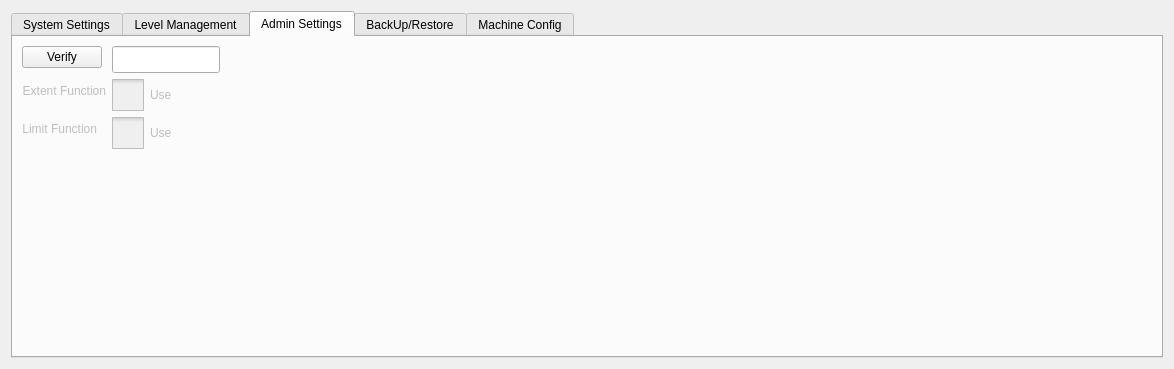
dongdong-2009/3-5AxisRobot, file hcsettings/ichcsystemsettingsframe_5.ui: the form before one commit.
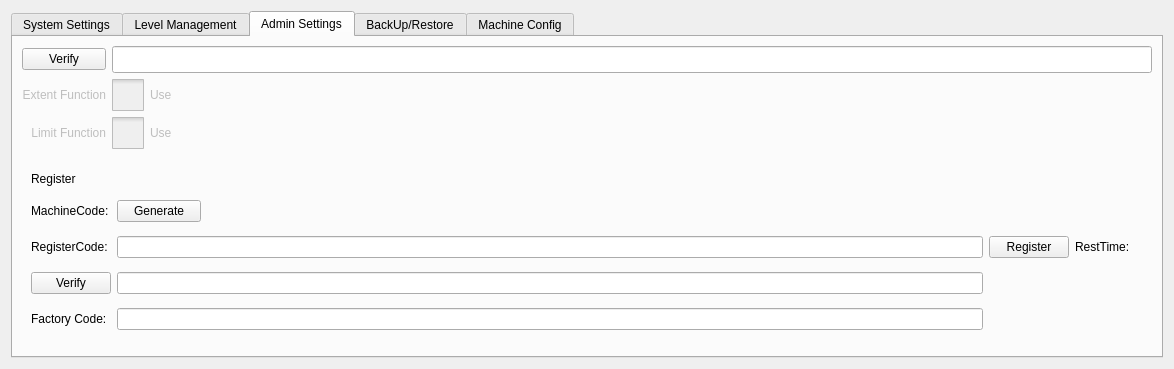
The form after the commit. The open tabs and pages were chosen to show the change. Icons and pictures are not drawn. Custom widgets are drawn as their Qt base class.

```diff
--- a/hcsettings/ichcsystemsettingsframe_5.ui
+++ b/hcsettings/ichcsystemsettingsframe_5.ui
@@ -712,10 +712,14 @@
       <attribute name="title">
        <string>Admin Settings</string>
       </attribute>
-      <layout class="QFormLayout" name="formLayout_2">
-       <property name="fieldGrowthPolicy">
-        <enum>QFormLayout::FieldsStayAtSizeHint</enum>
-       </property>
+      <layout class="QGridLayout" name="gridLayout_2">
+       <item row="0" column="0">
+        <widget class="QPushButton" name="verifyButton">
+         <property name="text">
+          <string>Verify</string>
+         </property>
+        </widget>
+       </item>
        <item row="0" column="1">
         <widget class="ICLineEditWithVirtualKeyboard" name="pwdEdit">
          <property name="enabled">
@@ -786,13 +790,6 @@
          </property>
         </widget>
        </item>
-       <item row="0" column="0">
-        <widget class="QPushButton" name="verifyButton">
-         <property name="text">
-          <string>Verify</string>
-         </property>
-        </widget>
-       </item>
        <item row="2" column="0">
         <widget class="QLabel" name="limitFunctionLabel">
          <property name="enabled">
@@ -841,6 +838,203 @@
          </property>
         </widget>
        </item>
+       <item row="3" column="0" colspan="2">
+        <widget class="QWidget" name="registerContainer" native="true">
+         <layout class="QGridLayout" name="gridLayout">
+          <item row="0" column="0">
+           <widget class="QLabel" name="label_36">
+            <property name="sizePolicy">
+             <sizepolicy hsizetype="Fixed" vsizetype="Fixed">
+              <horstretch>0</horstretch>
+              <verstretch>0</verstretch>
+             </sizepolicy>
+            </property>
+            <property name="text">
+             <string>Register</string>
+            </property>
+           </widget>
+          </item>
+          <item row="0" column="1">
+           <widget class="QLabel" name="tipLabel">
+            <property name="text">
+             <string/>
+            </property>
+           </widget>
+          </item>
+          <item row="1" column="0">
+           <widget class="QLabel" name="label_37">
+            <property name="sizePolicy">
+             <sizepolicy hsizetype="Fixed" vsizetype="Fixed">
+              <horstretch>0</horstretch>
+              <verstretch>0</verstretch>
+             </sizepolicy>
+            </property>
+            <property name="text">
+             <string>MachineCode:</string>
+            </property>
+           </widget>
+          </item>
+          <item row="1" column="1">
+           <widget class="QPushButton" name="generateBtn">
+            <property name="sizePolicy">
+             <sizepolicy hsizetype="Fixed" vsizetype="Fixed">
+              <horstretch>0</horstretch>
+              <verstretch>0</verstretch>
+             </sizepolicy>
+            </property>
+            <property name="maximumSize">
+             <size>
+              <width>84</width>
+              <height>16777215</height>
+             </size>
+            </property>
+            <property name="text">
+             <string>Generate</string>
+            </property>
+           </widget>
+          </item>
+          <item row="2" column="0">
+           <widget class="QLabel" name="label_38">
+            <property name="sizePolicy">
+             <sizepolicy hsizetype="Fixed" vsizetype="Fixed">
+              <horstretch>0</horstretch>
+              <verstretch>0</verstretch>
+             </sizepolicy>
+            </property>
+            <property name="text">
+             <string>RegisterCode:</string>
+            </property>
+           </widget>
+          </item>
+          <item row="2" column="1">
+           <widget class="ICLineEditWithVirtualNumericKeypad" name="registerCode">
+            <property name="sizePolicy">
+             <sizepolicy hsizetype="Expanding" vsizetype="Fixed">
+              <horstretch>0</horstretch>
+              <verstretch>0</verstretch>
+             </sizepolicy>
+            </property>
+           </widget>
+          </item>
+          <item row="2" column="2">
+           <widget class="QPushButton" name="registerBtn">
+            <property name="sizePolicy">
+             <sizepolicy hsizetype="Fixed" vsizetype="Fixed">
+              <horstretch>0</horstretch>
+              <verstretch>0</verstretch>
+             </sizepolicy>
+            </property>
+            <property name="minimumSize">
+             <size>
+              <width>27</width>
+              <height>0</height>
+             </size>
+            </property>
+            <property name="maximumSize">
+             <size>
+              <width>84</width>
+              <height>16777215</height>
+             </size>
+            </property>
+            <property name="text">
+             <string>Register</string>
+            </property>
+           </widget>
+          </item>
+          <item row="2" column="3">
+           <widget class="QLabel" name="label_39">
+            <property name="sizePolicy">
+             <sizepolicy hsizetype="Fixed" vsizetype="Fixed">
+              <horstretch>0</horstretch>
+              <verstretch>0</verstretch>
+             </sizepolicy>
+            </property>
+            <property name="minimumSize">
+             <size>
+              <width>29</width>
+              <height>0</height>
+             </size>
+            </property>
+            <property name="maximumSize">
+             <size>
+              <width>84</width>
+              <height>16777215</height>
+             </size>
+            </property>
+            <property name="layoutDirection">
+             <enum>Qt::RightToLeft</enum>
+            </property>
+            <property name="text">
+             <string>RestTime:</string>
+            </property>
+           </widget>
+          </item>
+          <item row="2" column="4">
+           <widget class="QLabel" name="restTime">
+            <property name="sizePolicy">
+             <sizepolicy hsizetype="Preferred" vsizetype="Fixed">
+              <horstretch>0</horstretch>
+              <verstretch>0</verstretch>
+             </sizepolicy>
+            </property>
+            <property name="text">
+             <string/>
+            </property>
+           </widget>
+          </item>
+          <item row="3" column="0">
+           <widget class="QPushButton" name="verifySupperButton">
+            <property name="text">
+             <string>Verify</string>
+            </property>
+           </widget>
+          </item>
+          <item row="3" column="1">
+           <widget class="ICLineEditWithVirtualKeyboard" name="supperPwdEdit">
+            <property name="enabled">
+             <bool>true</bool>
+            </property>
+            <property name="text">
+             <string notr="true"/>
+            </property>
+            <property name="echoMode">
+             <enum>QLineEdit::Password</enum>
+            </property>
+           </widget>
+          </item>
+          <item row="4" column="0">
+           <widget class="QLabel" name="label_41">
+            <property name="sizePolicy">
+             <sizepolicy hsizetype="Fixed" vsizetype="Fixed">
+              <horstretch>0</horstretch>
+              <verstretch>0</verstretch>
+             </sizepolicy>
+            </property>
+            <property name="text">
+             <string>Factory Code:</string>
+            </property>
+           </widget>
+          </item>
+          <item row="4" column="1">
+           <widget class="ICLineEditWithVirtualNumericKeypad" name="factoryCode">
+            <property name="sizePolicy">
+             <sizepolicy hsizetype="Expanding" vsizetype="Fixed">
+              <horstretch>0</horstretch>
+              <verstretch>0</verstretch>
+             </sizepolicy>
+            </property>
+           </widget>
+          </item>
+          <item row="1" column="2" colspan="2">
+           <widget class="QLabel" name="machineCode">
+            <property name="text">
+             <string/>
+            </property>
+           </widget>
+          </item>
+         </layout>
+        </widget>
+       </item>
       </layout>
      </widget>
      <widget class="QWidget" name="tab">
```
Left out of the diff: 4 changed lines with no effect on the pictures.
